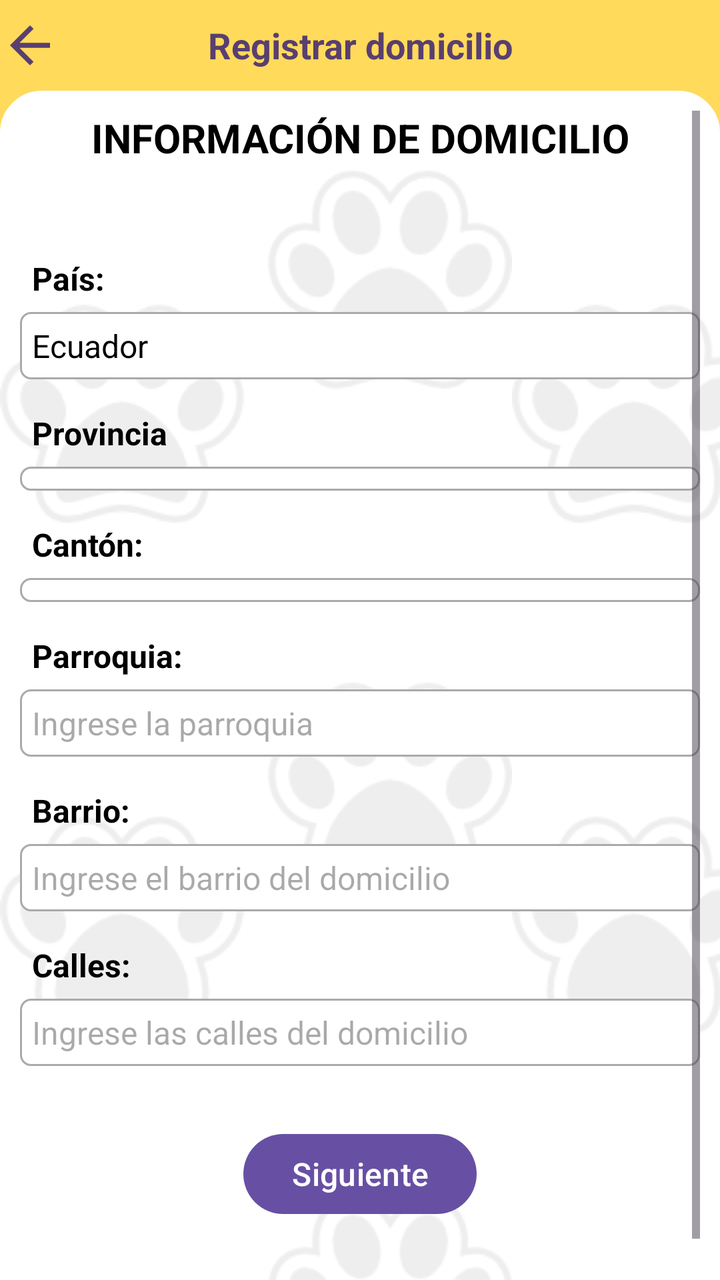
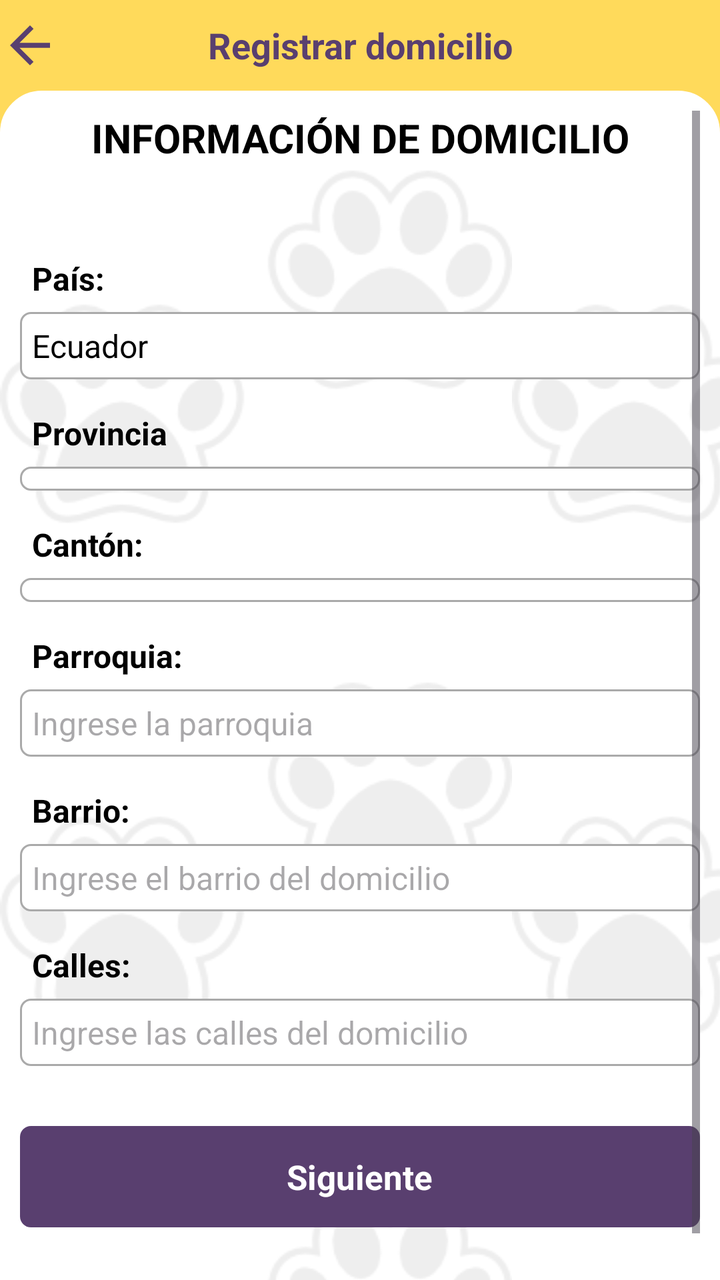

Compare the two renders of this Android layout. The source of the first and the diff that turns it into the second are given below.
<!-- AndroidManifest.xml: application theme Theme.TIC_PV -->
<!-- res/layout/activity_agregar_domicilio.xml -->
<?xml version="1.0" encoding="utf-8"?>
<RelativeLayout xmlns:android="http://schemas.android.com/apk/res/android"
    xmlns:app="http://schemas.android.com/apk/res-auto"
    xmlns:tools="http://schemas.android.com/tools"
    android:id="@+id/main"
    android:layout_width="match_parent"
    android:layout_height="match_parent"
    android:background="@color/yellow"
    android:fitsSystemWindows="true"
    android:fillViewport="true"
    android:focusableInTouchMode="true"
    tools:context=".Vista.AgregarDomicilioActivity">

    <RelativeLayout
        android:layout_width="match_parent"
        android:layout_height="wrap_content"
        android:id="@+id/lYSuperiorRegistrarDomicilio"
        android:background="@color/yellow"
        android:orientation="horizontal">

        <ImageView
            android:layout_width="30dp"
            android:layout_height="30dp"
            android:id="@+id/iVRegresarRegistrarDomicilio"
            android:layout_centerVertical="true"
            android:background="@drawable/ic_retroceder"
            android:backgroundTint="@color/lila"/>

        <TextView
            android:layout_width="match_parent"
            android:layout_height="wrap_content"
            android:id="@+id/tVTituloRegistrarDomicilio"
            android:textSize="18sp"
            android:layout_centerVertical="true"
            android:textAlignment="center"
            android:textStyle="bold"
            android:textColor="@color/lila"
            android:text="Registrar domicilio"/>

        <View
            android:id="@+id/viewTituloRegistrarDomicilio"
            android:layout_width="match_parent"
            android:layout_height="1dp"
            android:layout_marginTop="20dp"
            android:layout_below="@+id/tVTituloRegistrarDomicilio"
            android:background="@color/yellow" />

    </RelativeLayout>

    <FrameLayout
        android:layout_width="match_parent"
        android:layout_height="match_parent"
        android:background="@drawable/bordes_fragment"
        android:padding="10dp"
        android:layout_below="@+id/lYSuperiorRegistrarDomicilio">

        <ScrollView
            android:layout_width="match_parent"
            android:layout_height="match_parent"
            android:id="@+id/scrollAgregarDomicilio">

            <RelativeLayout
                android:layout_width="match_parent"
                android:layout_height="wrap_content">

                <TextView
                    android:id="@+id/labelEncabezado"
                    android:layout_width="wrap_content"
                    android:layout_height="wrap_content"
                    android:text="INFORMACIÓN DE DOMICILIO"
                    android:textAlignment="center"
                    android:textColor="@color/black"
                    android:layout_centerHorizontal="true"
                    android:textAppearance="@style/TextAppearance.AppCompat.Medium"
                    android:textSize="20sp"
                    android:textStyle="bold" />

                <TextView
                    android:id="@+id/labelPais"
                    android:layout_width="match_parent"
                    android:layout_height="wrap_content"
                    android:layout_below="@id/labelEncabezado"
                    android:layout_marginTop="40dp"
                    android:padding="6dp"
                    android:textStyle="bold"
                    android:text="País:"
                    android:textColor="@color/black"
                    android:textSize="16sp" />

                <EditText
                    android:id="@+id/paisDomicilio"
                    android:layout_width="match_parent"
                    android:layout_height="wrap_content"
                    android:layout_below="@id/labelPais"
                    android:background="@drawable/border"
                    android:ems="10"
                    android:text="Ecuador"
                    android:focusable="false"
                    android:inputType="text"
                    android:padding="6dp"
                    android:textColor="@color/black"
                    android:textSize="16sp" />

                <TextView
                    android:id="@+id/labelProvincia"
                    android:layout_width="match_parent"
                    android:layout_height="wrap_content"
                    android:layout_below="@id/paisDomicilio"
                    android:layout_marginTop="10dp"
                    android:padding="6dp"
                    android:textStyle="bold"
                    android:text="Provincia"
                    android:textColor="@color/black"
                    android:textSize="16sp"
                    android:focusable="true"
                    android:focusableInTouchMode="true"/>

                
                
                
                
                
                
                
                
                
                
                
                

                <Spinner
                    android:layout_width="match_parent"
                    android:layout_height="wrap_content"
                    android:id="@+id/spProvinciaDomicilio"
                    android:background="@drawable/border"
                    android:padding="6dp"
                    android:textColor="@color/black"
                    android:layout_below="@id/labelProvincia"/>

                <TextView
                    android:id="@+id/labelCanton"
                    android:layout_width="match_parent"
                    android:layout_height="wrap_content"
                    android:layout_below="@id/spProvinciaDomicilio"
                    android:layout_marginTop="10dp"
                    android:padding="6dp"
                    android:textStyle="bold"
                    android:text="Cantón:"
                    android:textColor="@color/black"
                    android:textSize="16sp"
                    android:focusable="true"
                    android:focusableInTouchMode="true"/>

                
                
                
                
                
                
                
                
                
                
                
                

                <Spinner
                    android:layout_width="match_parent"
                    android:layout_height="wrap_content"
                    android:id="@+id/spCantonDomicilio"
                    android:background="@drawable/border"
                    android:padding="6dp"
                    android:textColor="@color/black"
                    android:layout_below="@id/labelCanton"/>

                <TextView
                    android:id="@+id/labelParroquia"
                    android:layout_width="match_parent"
                    android:layout_height="wrap_content"
                    android:layout_below="@id/spCantonDomicilio"
                    android:layout_marginTop="10dp"
                    android:padding="6dp"
                    android:textStyle="bold"
                    android:text="Parroquia:"
                    android:textColor="@color/black"
                    android:textSize="16sp" />

                <EditText
                    android:id="@+id/parroquiaDomicilio"
                    android:layout_width="match_parent"
                    android:layout_height="wrap_content"
                    android:layout_below="@id/labelParroquia"
                    android:background="@drawable/border"
                    android:ems="10"
                    android:hint="Ingrese la parroquia"
                    android:inputType="text"
                    android:padding="6dp"
                    android:textColor="@color/black"
                    android:textSize="16sp" />

                <TextView
                    android:id="@+id/labelBarrio"
                    android:layout_width="match_parent"
                    android:layout_height="wrap_content"
                    android:layout_below="@id/parroquiaDomicilio"
                    android:layout_marginTop="10dp"
                    android:padding="6dp"
                    android:textStyle="bold"
                    android:text="Barrio:"
                    android:textColor="@color/black"
                    android:textSize="16sp" />

                <EditText
                    android:id="@+id/barrioDomicilio"
                    android:layout_width="match_parent"
                    android:layout_height="wrap_content"
                    android:layout_below="@id/labelBarrio"
                    android:background="@drawable/border"
                    android:ems="10"
                    android:hint="Ingrese el barrio del domicilio"
                    android:inputType="text"
                    android:padding="6dp"
                    android:textColor="@color/black"
                    android:textSize="16sp" />

                <TextView
                    android:id="@+id/labelCalles"
                    android:layout_width="match_parent"
                    android:layout_height="wrap_content"
                    android:layout_below="@id/barrioDomicilio"
                    android:layout_marginTop="10dp"
                    android:padding="6dp"
                    android:textStyle="bold"
                    android:text="Calles:"
                    android:textColor="@color/black"
                    android:textSize="16sp" />

                <EditText
                    android:id="@+id/callesDomicilio"
                    android:layout_width="match_parent"
                    android:layout_height="wrap_content"
                    android:layout_below="@id/labelCalles"
                    android:background="@drawable/border"
                    android:ems="10"
                    android:hint="Ingrese las calles del domicilio"
                    android:inputType="text"
                    android:padding="6dp"
                    android:textColor="@color/black"
                    android:textSize="16sp" />

                <Button
                    android:id="@+id/btnSiguienteDom"
                    android:layout_width="wrap_content"
                    android:layout_height="wrap_content"
                    android:layout_below="@id/callesDomicilio"
                    android:layout_marginTop="30dp"
                    android:layout_marginBottom="30dp"
                    android:layout_centerHorizontal="true"
                    android:text="Siguiente"
                    android:textSize="16dp" />

                <ProgressBar
                    android:id="@+id/barraProgresoAgregarDomicilio"
                    android:layout_width="match_parent"
                    android:layout_height="match_parent"
                    style="?android:attr/progressBarStyleLarge"
                    android:layout_centerHorizontal="true"
                    android:layout_above="@+id/btnSiguienteDom"
                    android:layout_marginBottom="16dp"
                    android:elevation="10dp"
                    android:visibility="gone"/>

            </RelativeLayout>

        </ScrollView>

    </FrameLayout>

</RelativeLayout>
<!-- resources referenced by this layout -->
<resources>
  <color name="black">#FF000000</color>
  <color name="lila">#593f6f</color>
  <color name="yellow">#ffda5b</color>
  <!-- drawable border (drawable) -->
  <?xml version="1.0" encoding="utf-8"?>
  <shape xmlns:android="http://schemas.android.com/apk/res/android">
      
      <solid android:color="#FFFFFF"/>
  
      
      <stroke android:width="1dp" android:color="#AAAAAA"/>
  
      
      <corners android:radius="5dp"/>
  </shape>
  <!-- drawable bordes_fragment (drawable) -->
  <?xml version="1.0" encoding="utf-8"?>
  <layer-list xmlns:android="http://schemas.android.com/apk/res/android">
  
      
      <item>
          <shape android:shape="rectangle">
              <solid android:color="#FFFFFF" />
  
              
              <corners
                  android:topLeftRadius="20dp"
                  android:topRightRadius="20dp" />
  
              <stroke
                  android:width="2dp"
                  android:color="#FFFFFF" />
          </shape>
      </item>
  
      
      <item>
          <bitmap
              android:src="@drawable/huellitas"
              android:tileMode="repeat"
              android:gravity="center"
              android:tint="@android:color/darker_gray"
              android:alpha="0.2"/> 
      </item>
  
  </layer-list>
  <!-- drawable ic_retroceder (drawable) -->
  <vector xmlns:android="http://schemas.android.com/apk/res/android" android:autoMirrored="true" android:height="24dp" android:tint="#FFFFFF" android:viewportHeight="24" android:viewportWidth="24" android:width="24dp">
        
      <path android:fillColor="@android:color/white" android:pathData="M20,11H7.83l5.59,-5.59L12,4l-8,8 8,8 1.41,-1.41L7.83,13H20v-2z"/>
      
  </vector>
  <style name="Theme.TIC_PV" parent="Base.Theme.TIC_PV" />
  <!-- drawable huellitas: png bitmap (drawable, 6949 bytes) -->
  <style name="Base.Theme.TIC_PV" parent="Theme.Material3.DayNight.NoActionBar">
          
          
  
  
  
  
  
  
  
  
      </style>
</resources>

<!-- the commit's change to res/layout/activity_agregar_domicilio.xml (unified diff, before → after) -->
@@ -248,16 +248,30 @@
                     android:textColor="@color/black"
                     android:textSize="16sp" />
 
-                <Button
+                <LinearLayout
                     android:id="@+id/btnSiguienteDom"
-                    android:layout_width="wrap_content"
+                    android:layout_width="match_parent"
                     android:layout_height="wrap_content"
                     android:layout_below="@id/callesDomicilio"
                     android:layout_marginTop="30dp"
                     android:layout_marginBottom="30dp"
-                    android:layout_centerHorizontal="true"
-                    android:text="Siguiente"
-                    android:textSize="16dp" />
+                    android:background="@drawable/border"
+                    android:backgroundTint="@color/lila"
+                    android:clickable="true"
+                    android:focusable="true"
+                    android:foreground="?android:attr/selectableItemBackground"
+                    android:gravity="center"
+                    android:orientation="horizontal"
+                    android:padding="14dp">
+
+                    <TextView
+                        android:layout_width="wrap_content"
+                        android:layout_height="wrap_content"
+                        android:text="Siguiente"
+                        android:textColor="@color/white"
+                        android:textSize="17sp"
+                        android:textStyle="bold" />
+                </LinearLayout>
 
                 <ProgressBar
                     android:id="@+id/barraProgresoAgregarDomicilio"
<!-- resource entries referenced after the edit -->
@@ -2,6 +2,7 @@
 <resources>
   <color name="black">#FF000000</color>
   <color name="lila">#593f6f</color>
+  <color name="white">#FFFFFFFF</color>
   <color name="yellow">#ffda5b</color>
   <!-- drawable border (drawable) -->
   <?xml version="1.0" encoding="utf-8"?>
